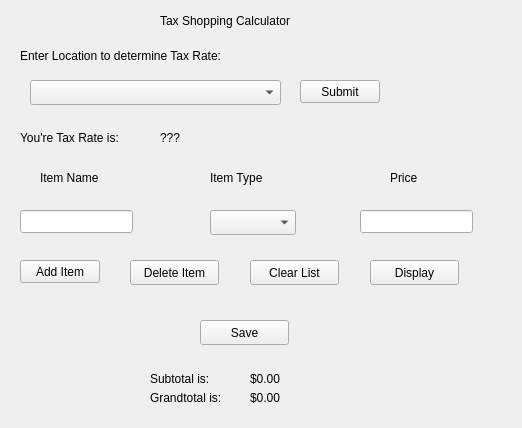
Before: the Qt Designer form Tax_Shopping_Calculator/mainwindow.ui in AndyVera/CPSC_254_Tax_Shopping_Calculator, drawn with Qt 5.
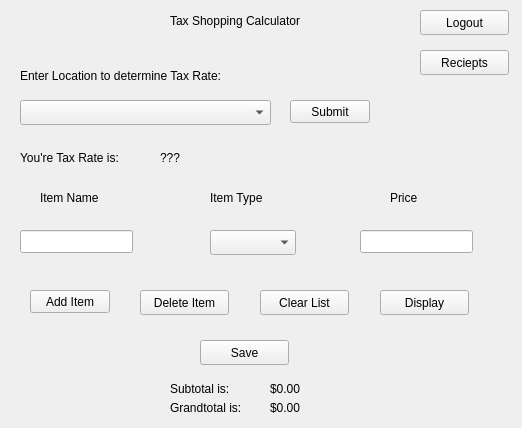
After: the same form once the commit is applied.

The edit to the form file:
```diff
--- a/Tax_Shopping_Calculator/mainwindow.ui
+++ b/Tax_Shopping_Calculator/mainwindow.ui
@@ -17,7 +17,7 @@
    <widget class="QLabel" name="AppTitle">
     <property name="geometry">
      <rect>
-      <x>160</x>
+      <x>170</x>
       <y>0</y>
       <width>181</width>
       <height>41</height>
@@ -31,7 +31,7 @@
     <property name="geometry">
      <rect>
       <x>20</x>
-      <y>40</y>
+      <y>60</y>
       <width>271</width>
       <height>31</height>
      </rect>
@@ -46,8 +46,8 @@
    <widget class="QPushButton" name="LocationSubmitBtn">
     <property name="geometry">
      <rect>
-      <x>300</x>
-      <y>80</y>
+      <x>290</x>
+      <y>100</y>
       <width>80</width>
       <height>23</height>
      </rect>
@@ -60,7 +60,7 @@
     <property name="geometry">
      <rect>
       <x>20</x>
-      <y>130</y>
+      <y>150</y>
       <width>131</width>
       <height>16</height>
      </rect>
@@ -73,7 +73,7 @@
     <property name="geometry">
      <rect>
       <x>160</x>
-      <y>130</y>
+      <y>150</y>
       <width>61</width>
       <height>16</height>
      </rect>
@@ -86,7 +86,7 @@
     <property name="geometry">
      <rect>
       <x>40</x>
-      <y>170</y>
+      <y>190</y>
       <width>81</width>
       <height>16</height>
      </rect>
@@ -99,7 +99,7 @@
     <property name="geometry">
      <rect>
       <x>210</x>
-      <y>170</y>
+      <y>190</y>
       <width>81</width>
       <height>16</height>
      </rect>
@@ -112,7 +112,7 @@
     <property name="geometry">
      <rect>
       <x>390</x>
-      <y>170</y>
+      <y>190</y>
       <width>59</width>
       <height>15</height>
      </rect>
@@ -125,7 +125,7 @@
     <property name="geometry">
      <rect>
       <x>20</x>
-      <y>210</y>
+      <y>230</y>
       <width>113</width>
       <height>23</height>
      </rect>
@@ -135,7 +135,7 @@
     <property name="geometry">
      <rect>
       <x>360</x>
-      <y>210</y>
+      <y>230</y>
       <width>113</width>
       <height>23</height>
      </rect>
@@ -144,8 +144,8 @@
    <widget class="QPushButton" name="AddItemBtn">
     <property name="geometry">
      <rect>
-      <x>20</x>
-      <y>260</y>
+      <x>30</x>
+      <y>290</y>
       <width>80</width>
       <height>23</height>
      </rect>
@@ -157,8 +157,8 @@
    <widget class="QLabel" name="TotalText">
     <property name="geometry">
      <rect>
-      <x>150</x>
-      <y>390</y>
+      <x>170</x>
+      <y>400</y>
       <width>101</width>
       <height>16</height>
      </rect>
@@ -170,8 +170,8 @@
    <widget class="QLabel" name="TotalPriceText">
     <property name="geometry">
      <rect>
-      <x>250</x>
-      <y>390</y>
+      <x>270</x>
+      <y>400</y>
       <width>59</width>
       <height>15</height>
      </rect>
@@ -183,8 +183,8 @@
    <widget class="QLabel" name="SubtotalText_2">
     <property name="geometry">
      <rect>
-      <x>150</x>
-      <y>370</y>
+      <x>170</x>
+      <y>380</y>
       <width>91</width>
       <height>17</height>
      </rect>
@@ -196,8 +196,8 @@
    <widget class="QLabel" name="SubtotalText">
     <property name="geometry">
      <rect>
-      <x>250</x>
-      <y>370</y>
+      <x>270</x>
+      <y>380</y>
       <width>67</width>
       <height>17</height>
      </rect>
@@ -210,7 +210,7 @@
     <property name="geometry">
      <rect>
       <x>210</x>
-      <y>210</y>
+      <y>230</y>
       <width>86</width>
       <height>25</height>
      </rect>
@@ -219,8 +219,8 @@
    <widget class="QComboBox" name="LocationCombo">
     <property name="geometry">
      <rect>
-      <x>30</x>
-      <y>80</y>
+      <x>20</x>
+      <y>100</y>
       <width>251</width>
       <height>25</height>
      </rect>
@@ -229,8 +229,8 @@
    <widget class="QPushButton" name="DeleteItemBtn">
     <property name="geometry">
      <rect>
-      <x>130</x>
-      <y>260</y>
+      <x>140</x>
+      <y>290</y>
       <width>89</width>
       <height>25</height>
      </rect>
@@ -242,8 +242,8 @@
    <widget class="QPushButton" name="ClearBtn">
     <property name="geometry">
      <rect>
-      <x>250</x>
-      <y>260</y>
+      <x>260</x>
+      <y>290</y>
       <width>89</width>
       <height>25</height>
      </rect>
@@ -255,8 +255,8 @@
    <widget class="QPushButton" name="DisplayBtn">
     <property name="geometry">
      <rect>
-      <x>370</x>
-      <y>260</y>
+      <x>380</x>
+      <y>290</y>
       <width>89</width>
       <height>25</height>
      </rect>
@@ -269,7 +269,7 @@
     <property name="geometry">
      <rect>
       <x>200</x>
-      <y>320</y>
+      <y>340</y>
       <width>89</width>
       <height>25</height>
      </rect>
@@ -278,6 +278,32 @@
      <string>Save</string>
     </property>
    </widget>
+   <widget class="QPushButton" name="LogoutButton">
+    <property name="geometry">
+     <rect>
+      <x>420</x>
+      <y>10</y>
+      <width>89</width>
+      <height>25</height>
+     </rect>
+    </property>
+    <property name="text">
+     <string>Logout</string>
+    </property>
+   </widget>
+   <widget class="QPushButton" name="RecieptsBtn">
+    <property name="geometry">
+     <rect>
+      <x>420</x>
+      <y>50</y>
+      <width>89</width>
+      <height>25</height>
+     </rect>
+    </property>
+    <property name="text">
+     <string>Reciepts</string>
+    </property>
+   </widget>
   </widget>
  </widget>
  <layoutdefault spacing="6" margin="11"/>
```
